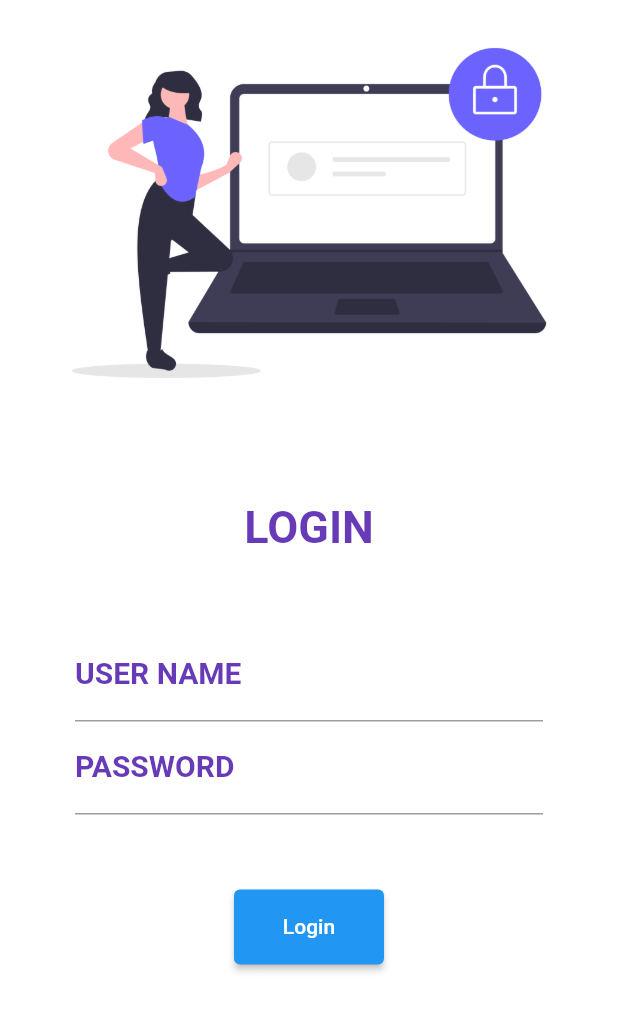
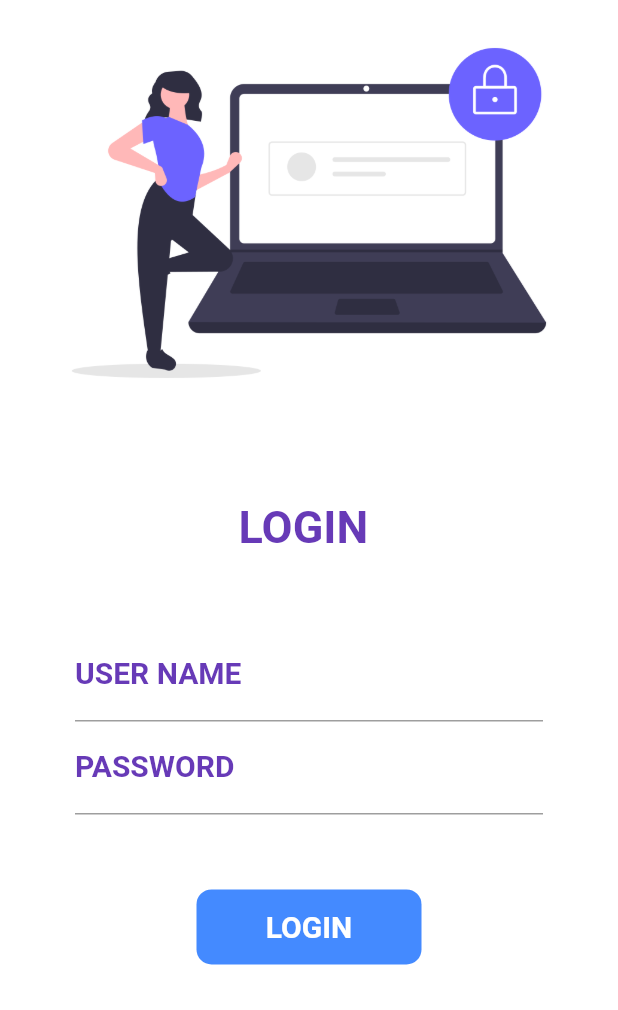
Before and after one commit to Sageyuva/1stflutterrepo, a Flutter app: what loginpage() shows on an empty page, opened directly, on a phone screen of 412 x 824 dp. Shown: the top 1010 px of the screen. Run offline on Flutter 3.47's test engine with Material 2 defaults, Android fonts, the phone set to English and light mode, and no system bars; our stand-ins replace google_fonts, matcher; missing offline and left inert: dart:ffi.

Commit message:
day8 complete

```diff
--- a/lib/app.dart
+++ b/lib/app.dart
@@ -14,6 +14,7 @@ void main(List<String> args) {
 class myapp extends StatelessWidget {
   const myapp({Key? key}) : super(key: key);
 
+
   @override
   Widget build(BuildContext context) {
     return MaterialApp(
--- a/lib/pages/loginpage.dart
+++ b/lib/pages/loginpage.dart
@@ -5,9 +5,15 @@ import 'package:matcher/matcher.dart';
 import 'package:flutter_application_1/utils/routes.dart';
 import 'package:google_fonts/google_fonts.dart';
 
-class loginpage extends StatelessWidget {
-  const loginpage({Key? key}) : super(key: key);
+class loginpage extends StatefulWidget {
 
+  @override
+  State<loginpage> createState() => _loginpageState();
+}
+
+class _loginpageState extends State<loginpage> {
+String name="";
+bool changebutton = false;
   @override
   Widget build(BuildContext context) {
     return Material(
@@ -19,7 +25,7 @@ class loginpage extends StatelessWidget {
           SizedBox(
             height: 50.0,
           ),
-          Text("LOGIN",
+          Text("LOGIN $name",
           style: TextStyle(
             fontSize: 30,
             fontWeight: FontWeight.bold,
@@ -40,6 +46,10 @@ class loginpage extends StatelessWidget {
               )
 
             ),
+            onChanged: (value){
+            name=value;
+              setState(() {});
+            },
           ),
           TextFormField(
             obscureText: true,
@@ -56,15 +66,46 @@ class loginpage extends StatelessWidget {
           SizedBox(
             height: 50.0,
           ),
+             InkWell(
+              onTap: ()async{
+                setState(() {
+                  changebutton=true;
 
-          ElevatedButton(
-            child: Text("Login"),
-            style: TextButton.styleFrom(
-              minimumSize: Size(100,50)
-            ),
-            onPressed: (){
-              Navigator.pushNamed(context, MyRoutes.homeroute);
-            }, ),
+                });
+
+                await Future.delayed(Duration(seconds: 2));
+                Navigator.pushNamed(context, MyRoutes.homeroute);
+
+              },
+              child: AnimatedContainer(
+                duration: Duration(seconds: 1),
+              height: 50,
+              width: changebutton ? 60: 150,
+              alignment: Alignment.center,
+              child: changebutton?
+              Icon(
+                Icons.done,
+                color: Colors.white,
+              ): Text("LOGIN",
+              style: TextStyle(
+                fontSize: 20,
+                fontWeight: FontWeight.bold,
+                color: Colors.white
+              ),),
+              decoration: BoxDecoration(
+                color: Colors.blueAccent,
+                borderRadius: BorderRadius.circular(changebutton?100: 10),
+              ),
+             ),
+             )
+          // ElevatedButton(
+          //   child: Text("Login"),
+          //   style: TextButton.styleFrom(
+          //     minimumSize: Size(100,50)
+          //   ),
+          //   onPressed: (){
+          //     Navigator.pushNamed(context, MyRoutes.homeroute);
+          //   }, ),
 
 
             ],
```
